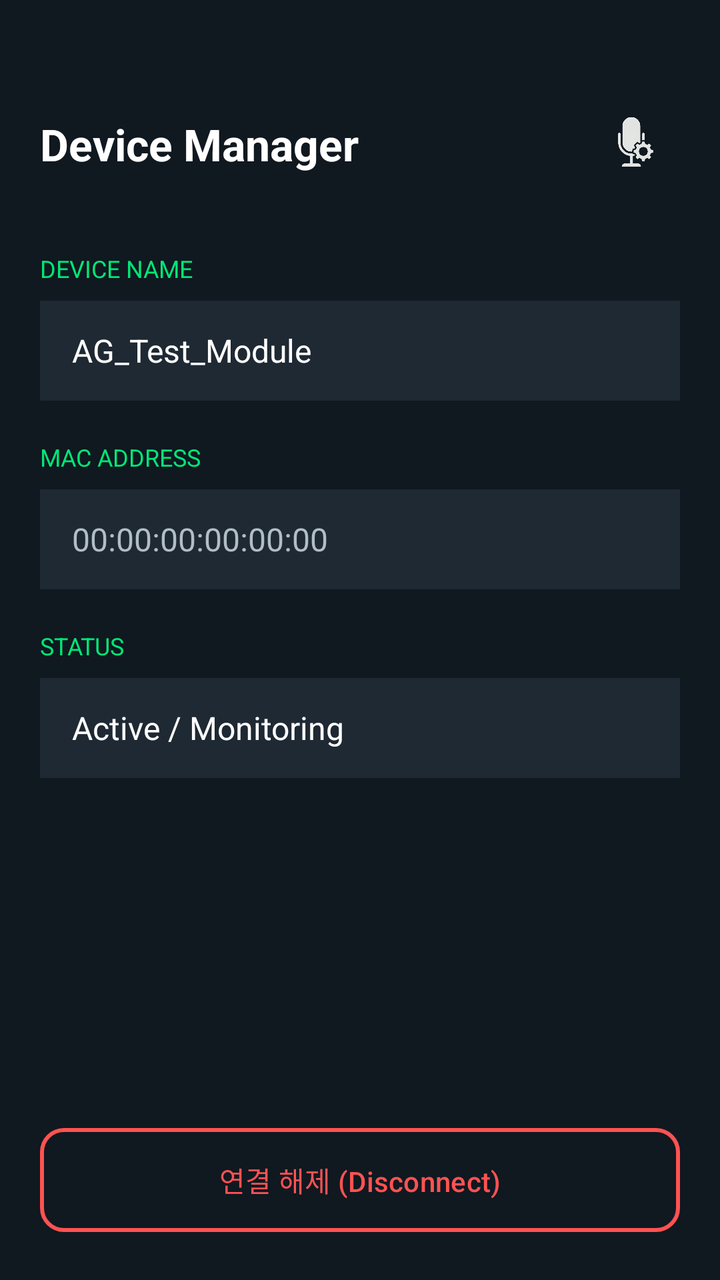
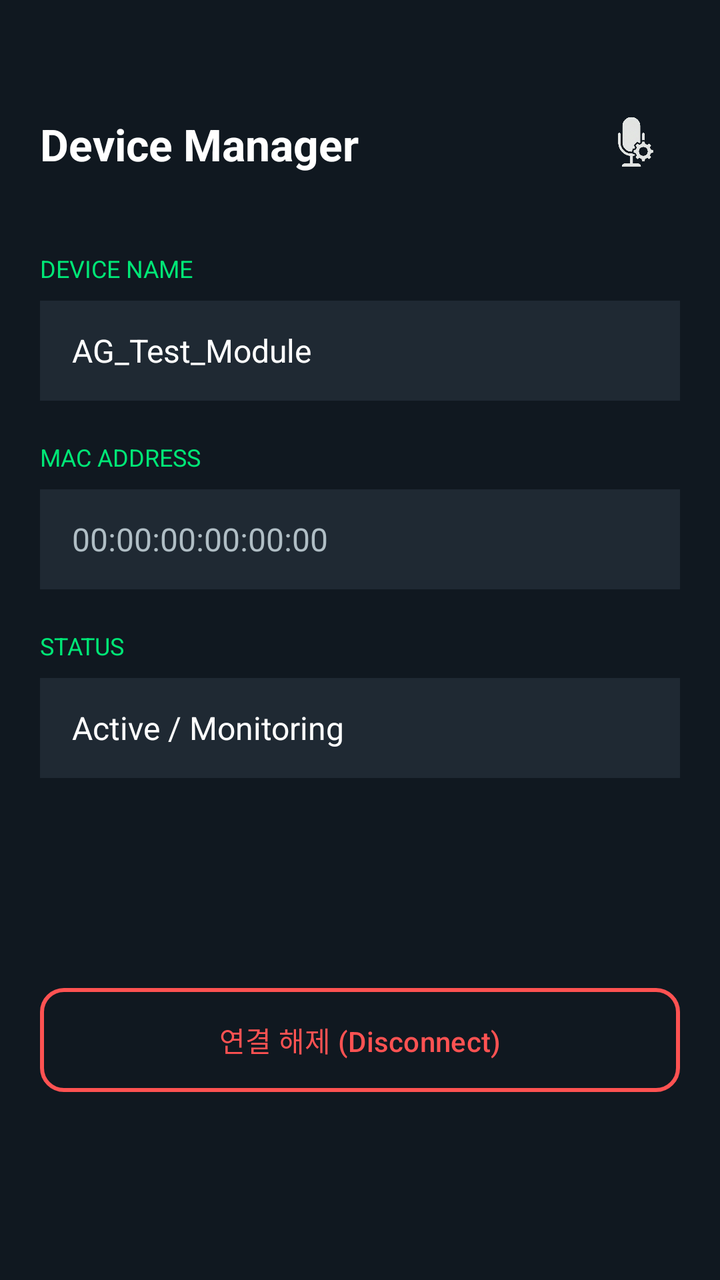

An Android layout rendered at two revisions. The XML below is the earlier revision; the diff shows what the commit changed to produce the second picture.
<!-- AndroidManifest.xml: application theme Theme.AGproject -->
<!-- res/layout/activity_device_manager.xml -->
<?xml version="1.0" encoding="utf-8"?>
<androidx.constraintlayout.widget.ConstraintLayout
    xmlns:android="http://schemas.android.com/apk/res/android"
    xmlns:app="http://schemas.android.com/apk/res-auto"
    android:layout_width="match_parent"
    android:layout_height="match_parent"
    android:background="@color/bg_dark"
    android:padding="20dp">

  <LinearLayout
      android:id="@+id/layoutHeader"
      android:layout_width="match_parent"
      android:layout_height="wrap_content"
      android:orientation="horizontal"
      android:gravity="center_vertical"
      android:layout_marginTop="28dp"
      app:layout_constraintTop_toTopOf="parent"
      app:layout_constraintStart_toStartOf="parent">

    <TextView
        android:text="@string/title_manager"
        android:textColor="@color/text_white"
        android:textSize="22sp"
        android:textStyle="bold"
        android:layout_width="0dp"
        android:layout_weight="1"
        android:layout_height="wrap_content"/>

    <ImageButton
        android:id="@+id/btnOpenSettings"
        android:layout_width="48dp"
        android:layout_height="48dp"

        android:src="@drawable/tts_setting_img"

        android:background="?attr/selectableItemBackgroundBorderless"

        android:scaleType="fitCenter"
        android:padding="8dp"
        android:contentDescription="Settings" />
  </LinearLayout>


  <LinearLayout
      android:layout_width="match_parent"
      android:layout_height="wrap_content"
      android:orientation="vertical"
      android:layout_marginTop="30dp"
      app:layout_constraintTop_toBottomOf="@id/layoutHeader">

    <TextView
        android:layout_width="wrap_content"
        android:layout_height="wrap_content"
        android:text="@string/label_device_name"
        android:textColor="@color/accent_blue"
        android:textSize="12sp"
        android:layout_marginBottom="8dp"/>

    <EditText
        android:id="@+id/etDeviceName"
        android:layout_width="match_parent"
        android:layout_height="50dp"
        android:background="@color/bg_card"
        android:text="@string/default_module_name"
        android:textColor="@color/text_white"
        android:paddingHorizontal="16dp"
        android:textSize="16sp"
        android:inputType="none"
        android:focusable="false"
        android:importantForAutofill="no"
        android:clickable="false" />

    <View android:layout_width="match_parent" android:layout_height="20dp"/>

    <TextView
        android:layout_width="wrap_content"
        android:layout_height="wrap_content"
        android:text="@string/label_mac_address"
        android:textColor="@color/accent_blue"
        android:textSize="12sp"
        android:layout_marginBottom="8dp"/>

    <EditText
        android:id="@+id/etMacAddress"
        android:layout_width="match_parent"
        android:layout_height="50dp"
        android:background="@color/bg_card"
        android:text="@string/default_mac"
        android:textColor="@color/text_gray"
        android:paddingHorizontal="16dp"
        android:textSize="16sp"
        android:inputType="none"
        android:focusable="false"
        android:importantForAutofill="no"
        android:clickable="false"/>

    <View android:layout_width="match_parent" android:layout_height="20dp"/>

    <TextView
        android:layout_width="wrap_content"
        android:layout_height="wrap_content"
        android:text="@string/label_status"
        android:textColor="@color/accent_blue"
        android:textSize="12sp"
        android:layout_marginBottom="8dp"/>

    <TextView
        android:id="@+id/tvConnectionStatus"
        android:layout_width="match_parent"
        android:layout_height="50dp"
        android:background="@color/bg_card"
        android:text="@string/status_monitoring"
        android:textColor="@color/text_white"
        android:gravity="center_vertical"
        android:paddingHorizontal="16dp"
        android:textSize="16sp"/>

  </LinearLayout>

  <com.google.android.material.button.MaterialButton
      android:id="@+id/btnDisconnect"
      android:layout_width="match_parent"
      android:layout_height="60dp"
      android:text="@string/btn_disconnect"
      android:backgroundTint="@color/bg_dark"
      android:textColor="@color/red_error"
      app:strokeColor="@color/red_error"
      app:strokeWidth="2dp"
      app:cornerRadius="12dp"
      app:layout_constraintBottom_toBottomOf="parent" />

</androidx.constraintlayout.widget.ConstraintLayout>
<!-- resources referenced by this layout -->
<resources>
  <color name="accent_blue">#00E676</color>
  <color name="bg_card">#1F2933</color>
  <color name="bg_dark">#101820</color>
  <color name="red_error">#FF5252</color>
  <color name="text_gray">#B0BEC5</color>
  <color name="text_white">#FFFFFF</color>
  <!-- drawable tts_setting_img: png bitmap (drawable, 85762 bytes) -->
  <string name="btn_disconnect">연결 해제 (Disconnect)</string>
  <string name="default_mac">00:00:00:00:00:00</string>
  <string name="default_module_name">AG_Test_Module</string>
  <string name="label_device_name">DEVICE NAME</string>
  <string name="label_mac_address">MAC ADDRESS</string>
  <string name="label_status">STATUS</string>
  <string name="status_monitoring">Active / Monitoring</string>
  <string name="title_manager">Device Manager</string>
  <style name="Theme.AGproject" parent="Base.Theme.AGproject" />
  <style name="Base.Theme.AGproject" parent="Theme.Material3.DayNight.NoActionBar">
          
          
      </style>
</resources>

<!-- the commit's change to res/layout/activity_device_manager.xml (unified diff, before → after) -->
@@ -2,7 +2,7 @@
 <androidx.constraintlayout.widget.ConstraintLayout
     xmlns:android="http://schemas.android.com/apk/res/android"
     xmlns:app="http://schemas.android.com/apk/res-auto"
-    android:layout_width="match_parent"
+    xmlns:tools="http://schemas.android.com/tools" android:layout_width="match_parent"
     android:layout_height="match_parent"
     android:background="@color/bg_dark"
     android:padding="20dp">
@@ -127,6 +127,7 @@
       app:strokeColor="@color/red_error"
       app:strokeWidth="2dp"
       app:cornerRadius="12dp"
-      app:layout_constraintBottom_toBottomOf="parent" />
+      app:layout_constraintBottom_toBottomOf="parent" tools:layout_editor_absoluteX="16dp"
+      android:layout_marginBottom="70dp"/>
 
 </androidx.constraintlayout.widget.ConstraintLayout>
